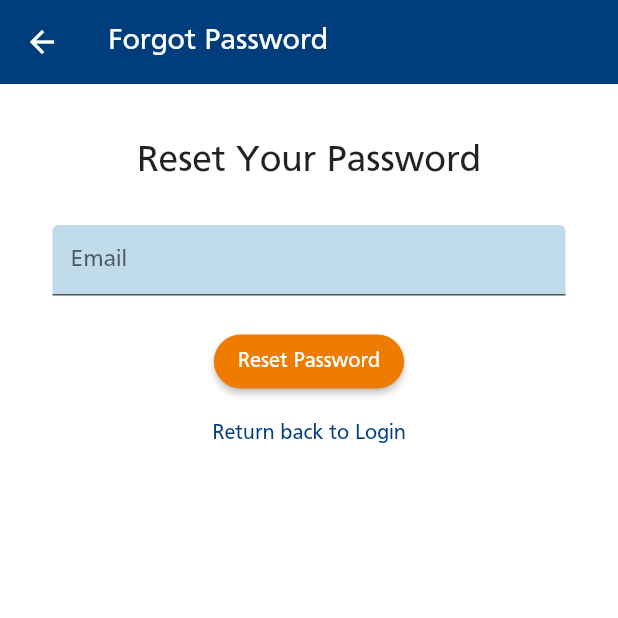
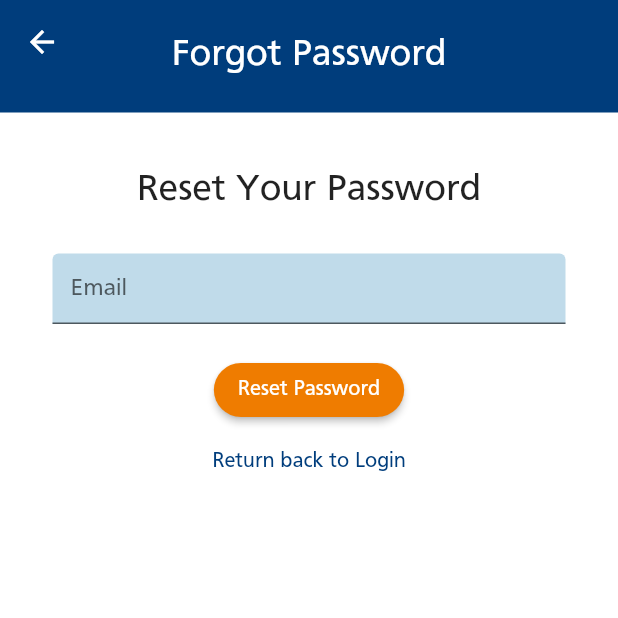
Before and after one commit to dylkaw/freshsoc, a Flutter app: the ForgotPassword screen opened directly with empty values, on a phone screen of 412 x 824 dp, the top half of it. Run offline on Flutter 3.47's test engine with Material 2 defaults, Android fonts, the phone set to English and light mode, and no system bars; our stand-ins replace cloud_firestore, firebase_auth, firebase_core, firebase_storage, flutter_spinkit, image_picker and 1 more; accounts and stored records are empty; network calls fail.

Commit message:
Formatting to standardise appbar

```diff
--- a/lib/screens/authenticate/forgot_password.dart
+++ b/lib/screens/authenticate/forgot_password.dart
@@ -25,10 +25,24 @@ class _ForgotPasswordState extends State<ForgotPassword> {
   Widget build(BuildContext context) {
     return Scaffold(
       backgroundColor: Colors.white,
-      appBar: AppBar(
-        backgroundColor: nusBlue,
-        elevation: 0.0,
-        title: const Text('Forgot Password'),
+      appBar: PreferredSize(
+        preferredSize: Size.fromHeight(75),
+        child: AppBar(
+          flexibleSpace: SafeArea(
+            child: Column(
+              mainAxisAlignment: MainAxisAlignment.center,
+              children: [
+                Text(
+                  'Forgot Password',
+                  style: TextStyle(fontSize: 25, color: Colors.white),
+                ),
+              ],
+            ),
+          ),
+          centerTitle: true,
+          backgroundColor: nusBlue,
+          elevation: 0.0,
+        ),
       ),
       body: SingleChildScrollView(
         child: Container(
```
Also changed, not shown: lib/screens/authenticate/register.dart (+18 -4 lines), lib/screens/authenticate/verification.dart (+18 -4 lines).
